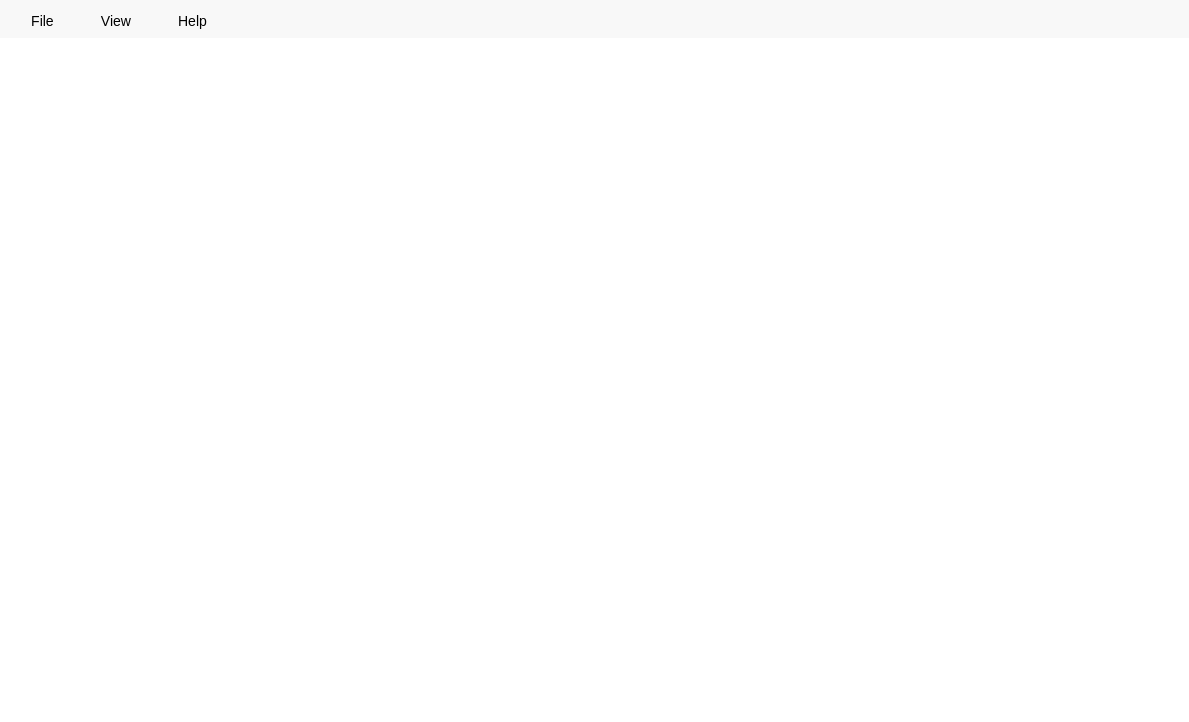
Old version of the form src/mainwindow.ui in the repository Gitnoter/vemoria2.
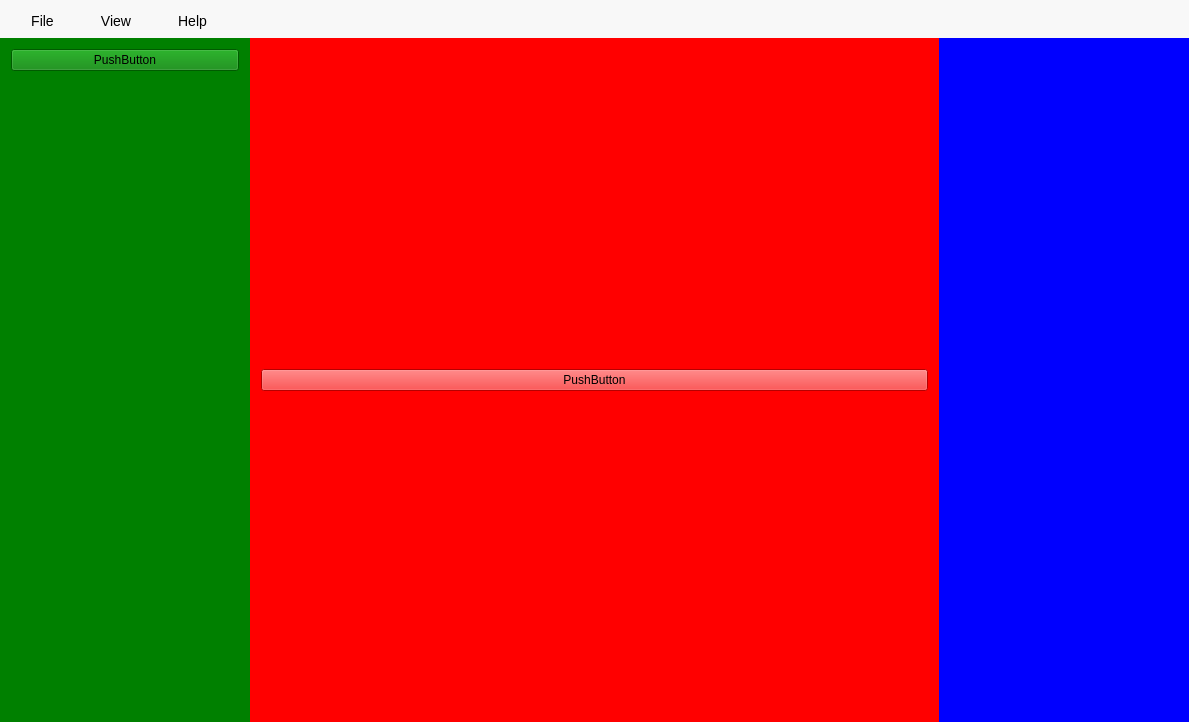
New version of the form.

Commit message: init grid

What changed in the file:
```diff
--- a/src/mainwindow.ui
+++ b/src/mainwindow.ui
@@ -45,30 +45,88 @@
      <number>0</number>
     </property>
     <item row="0" column="0">
-     <layout class="QHBoxLayout" name="horizontalLayout" stretch="1,3,1">
+     <layout class="QHBoxLayout" name="horizontalLayout" stretch="0,0,0">
       <property name="spacing">
        <number>0</number>
       </property>
+      <property name="sizeConstraint">
+       <enum>QLayout::SetFixedSize</enum>
+      </property>
       <item>
-       <layout class="QGridLayout" name="gridSidebar">
-        <property name="spacing">
-         <number>0</number>
+       <widget class="QWidget" name="gridWidget_3" native="true">
+        <property name="sizePolicy">
+         <sizepolicy hsizetype="Preferred" vsizetype="Preferred">
+          <horstretch>0</horstretch>
+          <verstretch>0</verstretch>
+         </sizepolicy>
         </property>
-       </layout>
+        <property name="minimumSize">
+         <size>
+          <width>250</width>
+          <height>0</height>
+         </size>
+        </property>
+        <property name="maximumSize">
+         <size>
+          <width>250</width>
+          <height>16777215</height>
+         </size>
+        </property>
+        <property name="styleSheet">
+         <string notr="true">background-color:green;</string>
+        </property>
+        <layout class="QGridLayout" name="gridLayout_11">
+         <item row="0" column="0" alignment="Qt::AlignTop">
+          <widget class="QPushButton" name="pushButton">
+           <property name="text">
+            <string>PushButton</string>
+           </property>
+          </widget>
+         </item>
+        </layout>
+       </widget>
       </item>
       <item>
-       <layout class="QGridLayout" name="gridContent">
-        <property name="spacing">
-         <number>0</number>
+       <widget class="QWidget" name="gridWidget_2" native="true">
+        <property name="minimumSize">
+         <size>
+          <width>500</width>
+          <height>0</height>
+         </size>
         </property>
-       </layout>
+        <property name="styleSheet">
+         <string notr="true">background-color:red;</string>
+        </property>
+        <layout class="QGridLayout" name="gridLayout_10" rowstretch="0" columnstretch="0" columnminimumwidth="0">
+         <item row="0" column="0">
+          <widget class="QPushButton" name="pushButton_2">
+           <property name="text">
+            <string>PushButton</string>
+           </property>
+          </widget>
+         </item>
+        </layout>
+       </widget>
       </item>
       <item>
-       <layout class="QGridLayout" name="gridDetail">
-        <property name="spacing">
-         <number>0</number>
+       <widget class="QWidget" name="gridWidget" native="true">
+        <property name="minimumSize">
+         <size>
+          <width>250</width>
+          <height>0</height>
+         </size>
         </property>
-       </layout>
+        <property name="maximumSize">
+         <size>
+          <width>250</width>
+          <height>16777215</height>
+         </size>
+        </property>
+        <property name="styleSheet">
+         <string notr="true">background-color:blue;</string>
+        </property>
+        <layout class="QGridLayout" name="gridLayout_8"/>
+       </widget>
       </item>
      </layout>
     </item>
```
